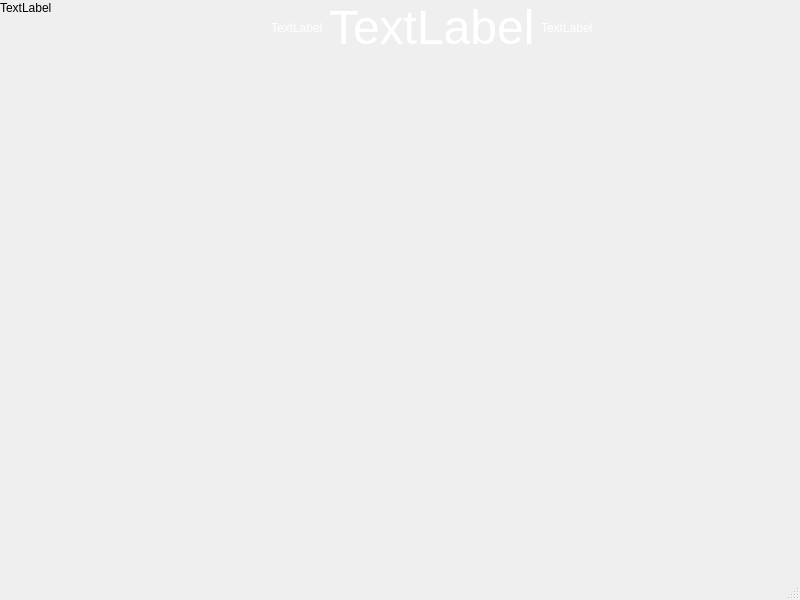
Old version of the form viewers_view.ui in the repository GroupOfRobots/TwitchGo-Bot.
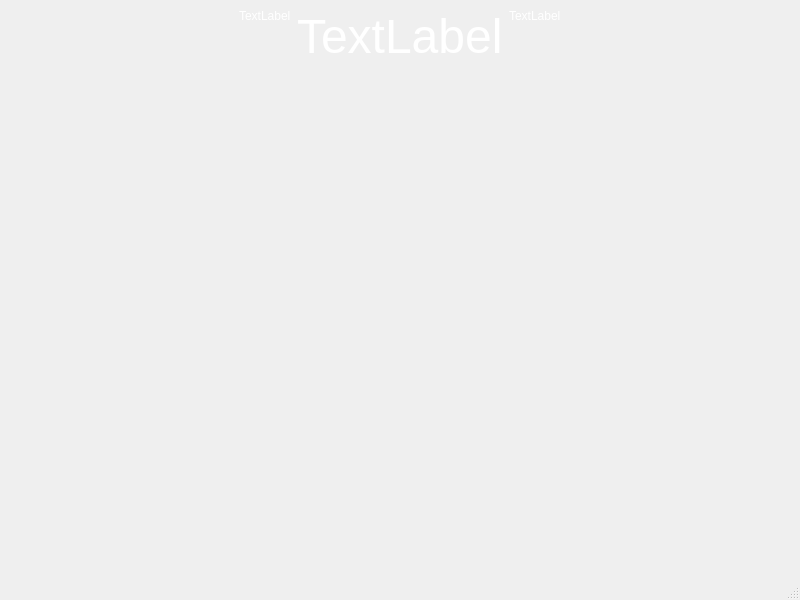
New version of the form.

Commit message: fixed issues with background image

Diff of the .ui file:
```diff
--- a/viewers_view.ui
+++ b/viewers_view.ui
@@ -14,35 +14,7 @@
    <string>MainWindow</string>
   </property>
   <widget class="QWidget" name="centralwidget">
-   <widget class="QLabel" name="background_image">
-    <property name="geometry">
-     <rect>
-      <x>0</x>
-      <y>0</y>
-      <width>59</width>
-      <height>15</height>
-     </rect>
-    </property>
-    <property name="sizePolicy">
-     <sizepolicy hsizetype="Expanding" vsizetype="Expanding">
-      <horstretch>1</horstretch>
-      <verstretch>1</verstretch>
-     </sizepolicy>
-    </property>
-    <property name="text">
-     <string>TextLabel</string>
-    </property>
-   </widget>
-   <widget class="QWidget" name="layoutWidget">
-    <property name="geometry">
-     <rect>
-      <x>141</x>
-      <y>0</y>
-      <width>581</width>
-      <height>83</height>
-     </rect>
-    </property>
-    <layout class="QVBoxLayout" name="verticalLayout">
+   <layout class="QVBoxLayout" name="verticalLayout_4">
      <item>
       <layout class="QHBoxLayout" name="horizontalLayout">
        <item>
@@ -59,6 +31,8 @@
         </spacer>
        </item>
        <item>
+       <layout class="QVBoxLayout" name="verticalLayout_2">
+        <item>
         <widget class="QLabel" name="bonus_time_first">
          <property name="palette">
           <palette>
@@ -154,8 +128,28 @@
          <property name="text">
           <string>TextLabel</string>
          </property>
-        </widget>
-       </item>
+          <property name="alignment">
+           <set>Qt::AlignLeading|Qt::AlignLeft|Qt::AlignTop</set>
+          </property>
+         </widget>
+        </item>
+        <item>
+         <spacer name="verticalSpacer_3">
+          <property name="orientation">
+           <enum>Qt::Vertical</enum>
+          </property>
+          <property name="sizeHint" stdset="0">
+           <size>
+            <width>20</width>
+            <height>40</height>
+           </size>
+          </property>
+         </spacer>
+        </item>
+       </layout>
+      </item>
+      <item>
+       <layout class="QVBoxLayout" name="verticalLayout_3">
        <item>
         <widget class="QLabel" name="score">
          <property name="palette">
@@ -260,6 +254,26 @@
         </widget>
        </item>
        <item>
+         <spacer name="verticalSpacer_4">
+          <property name="orientation">
+           <enum>Qt::Vertical</enum>
+          </property>
+          <property name="sizeType">
+           <enum>QSizePolicy::Expanding</enum>
+          </property>
+          <property name="sizeHint" stdset="0">
+           <size>
+            <width>20</width>
+            <height>264</height>
+           </size>
+          </property>
+         </spacer>
+        </item>
+       </layout>
+      </item>
+      <item>
+       <layout class="QVBoxLayout" name="verticalLayout">
+        <item>
         <widget class="QLabel" name="bonus_time_second">
          <property name="palette">
           <palette>
@@ -301,22 +315,10 @@
          <property name="text">
           <string>TextLabel</string>
          </property>
-        </widget>
-       </item>
-       <item>
-        <spacer name="horizontalSpacer_2">
-         <property name="orientation">
-          <enum>Qt::Horizontal</enum>
-         </property>
-         <property name="sizeHint" stdset="0">
-          <size>
-           <width>40</width>
-           <height>20</height>
-          </size>
-         </property>
-        </spacer>
-       </item>
-      </layout>
+          <property name="alignment">
+           <set>Qt::AlignLeading|Qt::AlignLeft|Qt::AlignTop</set>
+          </property>
+         </widget>
      </item>
      <item>
       <spacer name="verticalSpacer">
@@ -332,7 +334,39 @@
       </spacer>
      </item>
     </layout>
-   </widget>
+      </item>
+      <item>
+       <spacer name="horizontalSpacer_2">
+        <property name="orientation">
+         <enum>Qt::Horizontal</enum>
+        </property>
+        <property name="sizeHint" stdset="0">
+         <size>
+          <width>40</width>
+          <height>20</height>
+         </size>
+        </property>
+       </spacer>
+      </item>
+     </layout>
+    </item>
+    <item>
+     <spacer name="verticalSpacer_2">
+      <property name="orientation">
+       <enum>Qt::Vertical</enum>
+      </property>
+      <property name="sizeType">
+       <enum>QSizePolicy::Expanding</enum>
+      </property>
+      <property name="sizeHint" stdset="0">
+       <size>
+        <width>20</width>
+        <height>232</height>
+       </size>
+      </property>
+     </spacer>
+    </item>
+   </layout>
   </widget>
   <widget class="QMenuBar" name="menubar">
    <property name="geometry">
```
Lines whose indentation alone changed are shown as unchanged. The commit also changes 3 other files.
